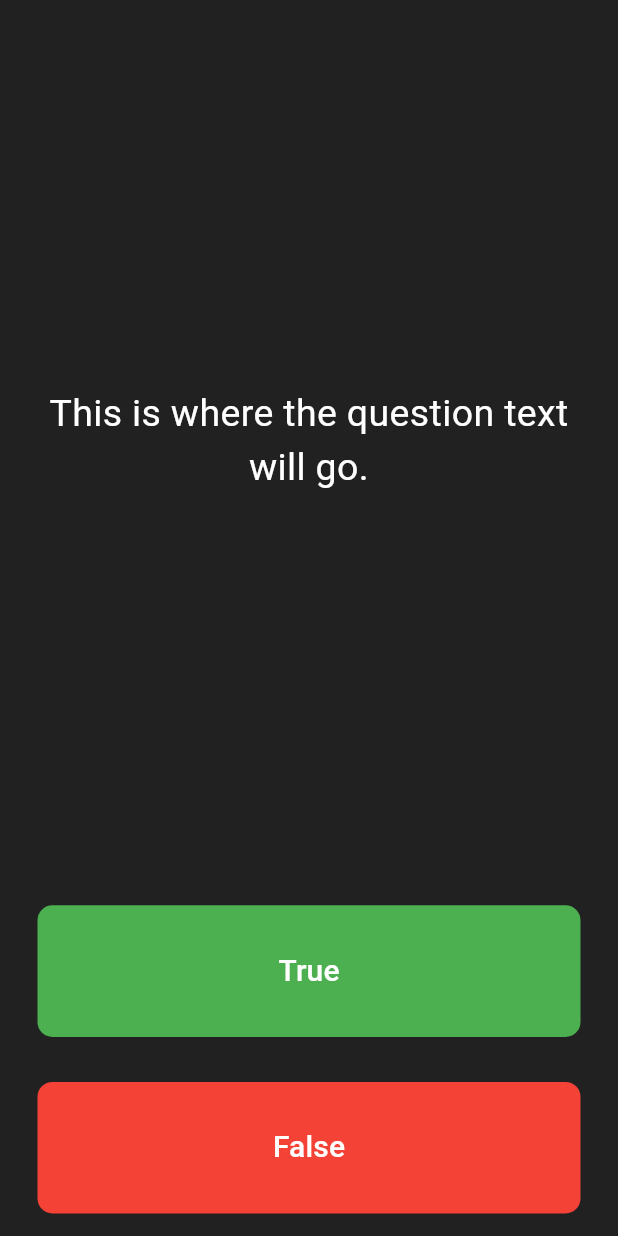
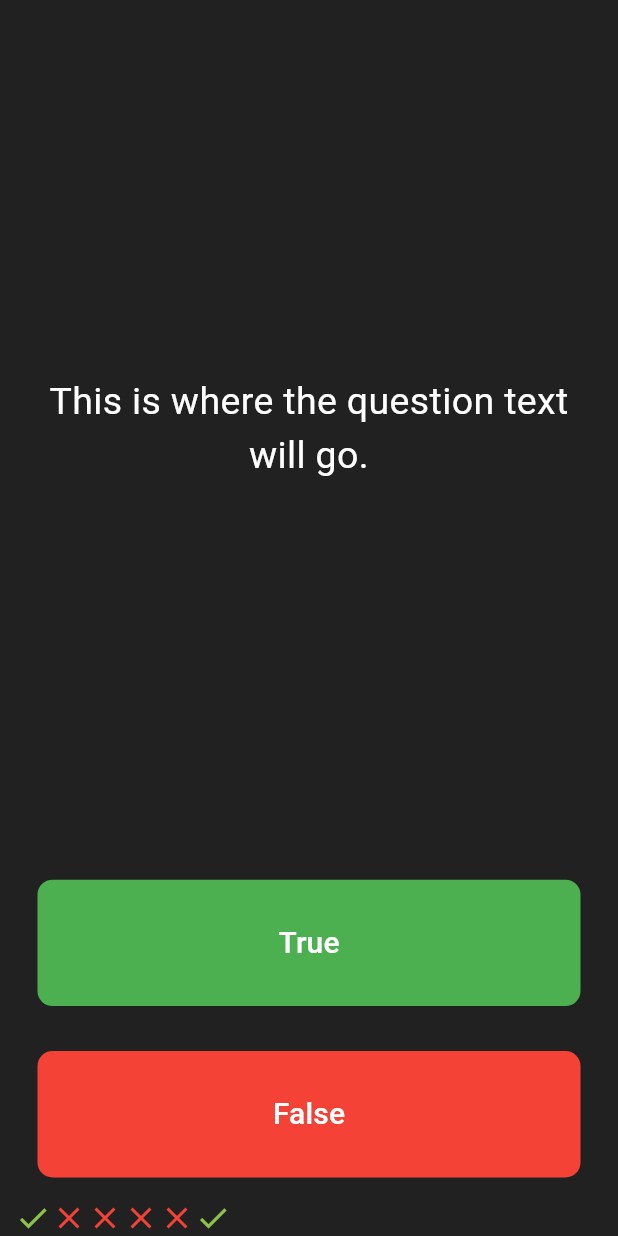
Before and after one commit to Jimcl6/Flutter_refresher, a Flutter app: the screen it shows after launch, after a tap on "True", on a phone screen of 412 x 824 dp. Run offline on Flutter 3.47's test engine with Material 3 defaults, Android fonts, the phone set to English and light mode, and no system bars; our stand-ins replace audioplayers, google_fonts.

Commit message:
commit new notes Dart List

```diff
--- a/quizzler_flutter/lib/quiz_page.dart
+++ b/quizzler_flutter/lib/quiz_page.dart
@@ -52,6 +52,9 @@ class _QuizPageState extends State<QuizPage> {
               ),
               onPressed: () {
                 //The user picked true.
+                setState(() {
+                  scoreKeeper.add(Icon(Icons.check, color: Colors.lightGreen));
+                });
               },
             ),
           ),
@@ -72,14 +75,14 @@ class _QuizPageState extends State<QuizPage> {
               ),
               onPressed: () {
                 //The user picked false.
+                setState(() {
+                  scoreKeeper.add(Icon(Icons.close_sharp, color: Colors.red));
+                });
               },
             ),
           ),
         ),
-        Row(children: <Widget>[
-
-          ],
-        ),
+        Row(children: scoreKeeper),
       ],
     );
   }
```
Also changed, not shown: 1 other file.
